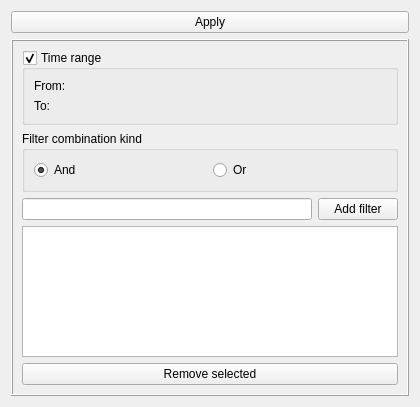
Before: the Qt Designer form src/filterparamsform.ui in lysevi/logan, drawn with Qt 5.
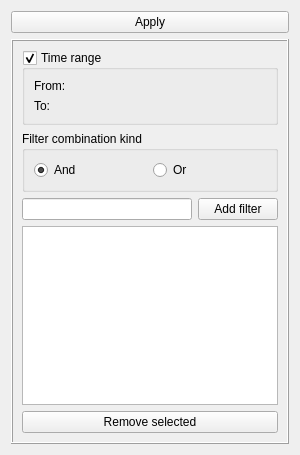
After: the same form once the commit is applied.

Commit message: filter form size policy.

Patch:
```diff
--- a/src/filterparamsform.ui
+++ b/src/filterparamsform.ui
@@ -6,10 +6,22 @@
    <rect>
     <x>0</x>
     <y>0</y>
-    <width>420</width>
-    <height>407</height>
+    <width>300</width>
+    <height>455</height>
    </rect>
   </property>
+  <property name="sizePolicy">
+   <sizepolicy hsizetype="Fixed" vsizetype="Preferred">
+    <horstretch>0</horstretch>
+    <verstretch>0</verstretch>
+   </sizepolicy>
+  </property>
+  <property name="minimumSize">
+   <size>
+    <width>300</width>
+    <height>0</height>
+   </size>
+  </property>
   <property name="windowTitle">
    <string>Form</string>
   </property>
```
